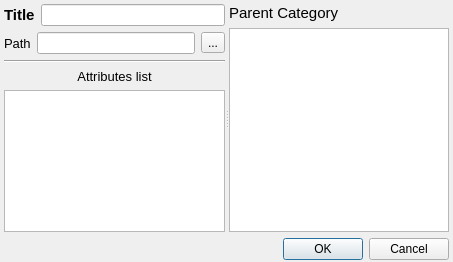
RA9OAJ/rexloader, file REXLoader/categorydialog.ui: the form before one commit.
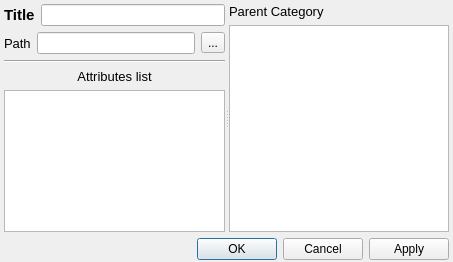
The form after the commit.

Diff of the .ui file:
```diff
--- a/REXLoader/categorydialog.ui
+++ b/REXLoader/categorydialog.ui
@@ -31,7 +31,7 @@
      <property name="orientation">
       <enum>Qt::Horizontal</enum>
      </property>
-     <widget class="QWidget" name="">
+     <widget class="QWidget" name="layoutWidget">
       <layout class="QVBoxLayout" name="verticalLayout_3">
        <item>
         <layout class="QHBoxLayout" name="horizontalLayout_2">
@@ -115,13 +115,13 @@
        </item>
       </layout>
      </widget>
-     <widget class="QWidget" name="">
+     <widget class="QWidget" name="layoutWidget">
       <layout class="QVBoxLayout" name="verticalLayout">
        <item>
         <widget class="QLabel" name="label_2">
          <property name="font">
           <font>
-           <pointsize>11</pointsize>
+           <pointsize>10</pointsize>
           </font>
          </property>
          <property name="text">
@@ -154,7 +154,7 @@
      <item>
       <widget class="QDialogButtonBox" name="buttonBox">
        <property name="standardButtons">
-        <set>QDialogButtonBox::Cancel|QDialogButtonBox::Ok</set>
+        <set>QDialogButtonBox::Apply|QDialogButtonBox::Cancel|QDialogButtonBox::Ok</set>
        </property>
       </widget>
      </item>
```
Left out of the diff: 2 changed lines with no effect on the pictures.
